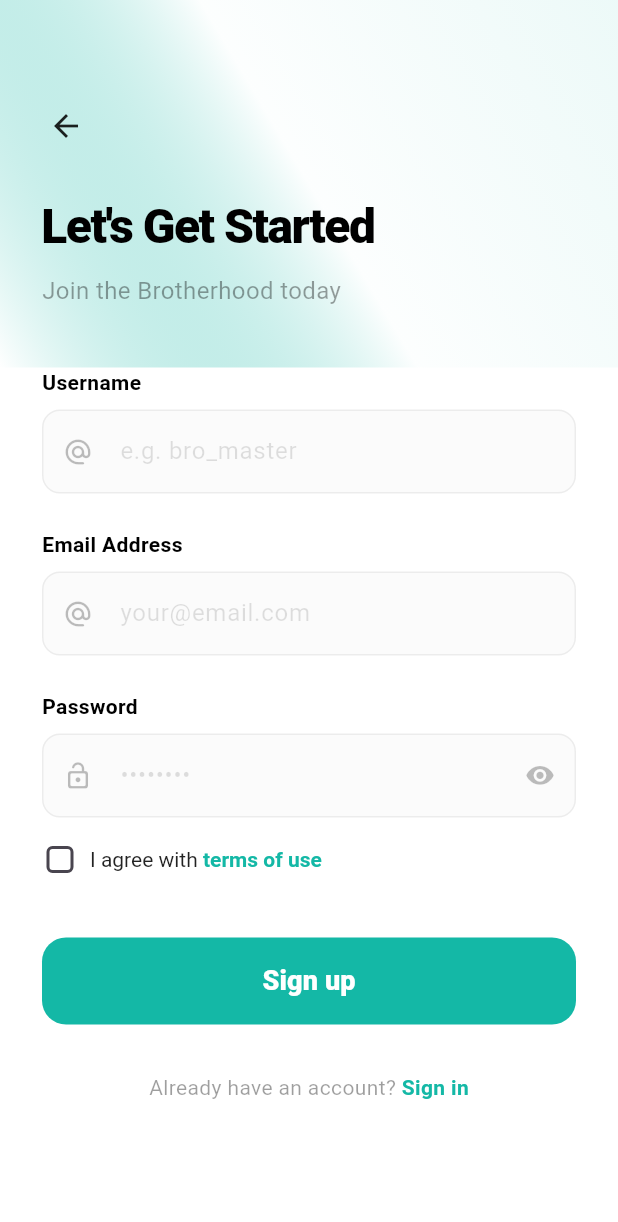
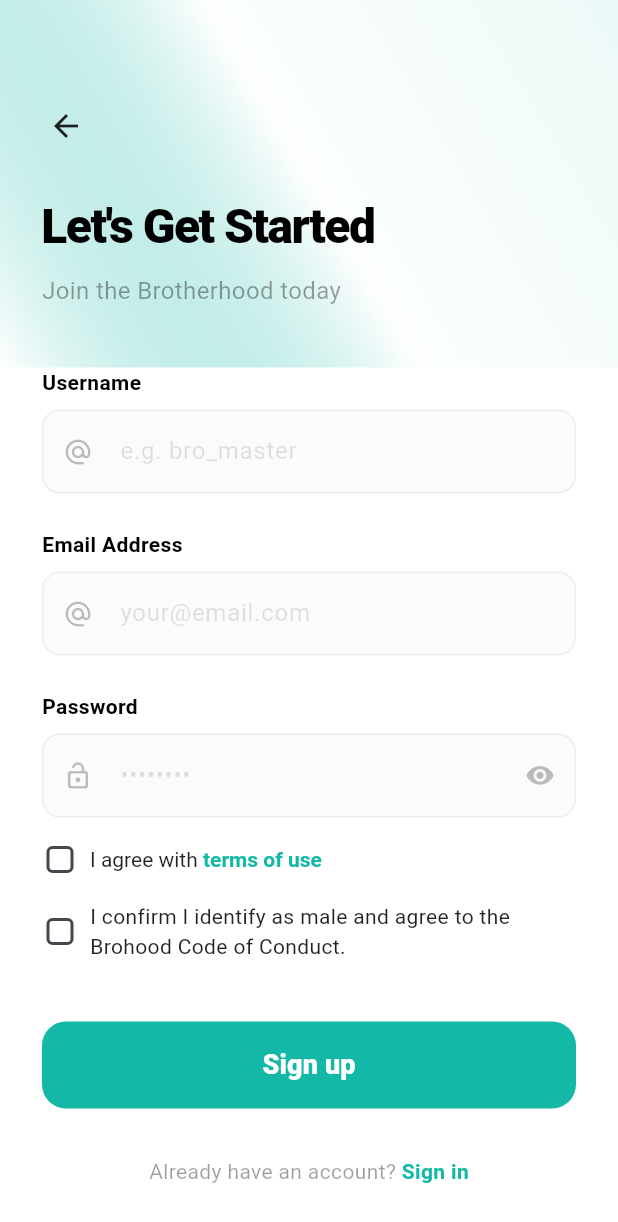
Before and after one commit to AdamDono/Brosky, a Flutter app: the screen it shows after launch, after a tap on "Create account", on a phone screen of 412 x 824 dp. Shown: the top 1222 px of the screen. Run offline on Flutter 3.47's test engine with Material 3 defaults, Android fonts, the phone set to English and light mode, and no system bars; our stand-ins replace flutter_riverpod, geolocator, google_fonts, hugeicons, image_picker, supabase_flutter and 1 more; accounts and stored records are empty.

Commit message:
bro pact

```diff
--- a/lib/src/features/auth/presentation/auth_screen.dart
+++ b/lib/src/features/auth/presentation/auth_screen.dart
@@ -23,6 +23,7 @@ class _AuthScreenState extends State<AuthScreen> {
   bool _isLoading = false;
   bool _rememberMe = false;
   bool _agreeTerms = false;
+  bool _confirmMale = false;
   bool _obscurePassword = true;
 
   final Color _primaryColor = const Color(0xFF14B8A6); // Clean Premium Teal
@@ -79,6 +80,10 @@ class _AuthScreenState extends State<AuthScreen> {
       }
       if (!_agreeTerms) {
         _showError('You must agree to the Brotherhood Pact to join.');
+        return;
+      }
+      if (!_confirmMale) {
+        _showError('This app is an exclusive space for men. You must confirm your identity.');
         return;
       }
     }
@@ -262,6 +267,8 @@ class _AuthScreenState extends State<AuthScreen> {
                       ),
                       const SizedBox(height: 16),
 
+                      Column(
+                        children: [
                           Row(
                             children: [
                               SizedBox(
@@ -285,14 +292,37 @@ class _AuthScreenState extends State<AuthScreen> {
                                       child: RichText(
                                         text: TextSpan(
                                           children: [
-                                        TextSpan(text: 'I agree with ', style: TextStyle(fontFamily: '.SF Pro Display', fontSize: 14, color: Colors.black87)),
+                                            const TextSpan(text: 'I agree with ', style: TextStyle(fontFamily: '.SF Pro Display', fontSize: 14, color: Colors.black87)),
                                             TextSpan(text: 'terms of use', style: TextStyle(fontFamily: '.SF Pro Display', fontSize: 14, color: _primaryColor, fontWeight: FontWeight.bold)),
                                           ],
                                         ),
                                       ),
                                     )
-                              : Text('Remember me next time', style: TextStyle(fontFamily: '.SF Pro Display', fontSize: 14, color: Colors.black87)),
+                                  : const Text('Remember me next time', style: TextStyle(fontFamily: '.SF Pro Display', fontSize: 14, color: Colors.black87)),
                               ),
+                            ],
+                          ),
+                          if (_isSignUp) ...[
+                            const SizedBox(height: 16),
+                            Row(
+                              children: [
+                                SizedBox(
+                                  width: 24,
+                                  height: 24,
+                                  child: Checkbox(
+                                    value: _confirmMale,
+                                    onChanged: (val) => setState(() => _confirmMale = val!),
+                                    activeColor: _primaryColor,
+                                    shape: RoundedRectangleBorder(borderRadius: BorderRadius.circular(4)),
+                                  ),
+                                ),
+                                const SizedBox(width: 8),
+                                const Expanded(
+                                  child: Text('I confirm I identify as male and agree to the Brohood Code of Conduct.', style: TextStyle(fontFamily: '.SF Pro Display', fontSize: 14, color: Colors.black87)),
+                                ),
+                              ],
+                            ),
+                          ],
                         ],
                       ),
 
```
Lines whose indentation alone changed are shown as unchanged.
